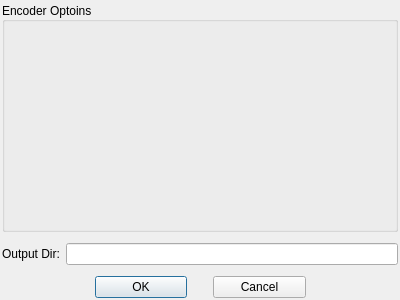
Above: qt/qmous/DlgConvertOption.ui from bsdelf/mous before the change. Below: the same form after it.
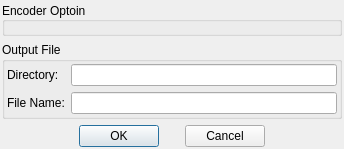
That is the form after the change.

```diff
--- a/qt/qmous/DlgConvertOption.ui
+++ b/qt/qmous/DlgConvertOption.ui
@@ -6,22 +6,19 @@
    <rect>
     <x>0</x>
     <y>0</y>
-    <width>400</width>
-    <height>300</height>
+    <width>344</width>
+    <height>149</height>
    </rect>
   </property>
   <property name="windowTitle">
    <string>Dialog</string>
   </property>
-  <layout class="QVBoxLayout" name="verticalLayout">
-   <property name="spacing">
-    <number>-1</number>
-   </property>
+  <layout class="QVBoxLayout" name="verticalLayout_3">
    <property name="margin">
     <number>2</number>
    </property>
    <item>
-    <widget class="QGroupBox" name="groupBox">
+    <widget class="QGroupBox" name="boxOptions">
      <property name="sizePolicy">
       <sizepolicy hsizetype="Expanding" vsizetype="Expanding">
        <horstretch>0</horstretch>
@@ -29,7 +26,7 @@
       </sizepolicy>
      </property>
      <property name="title">
-      <string>Encoder Optoins</string>
+      <string>Encoder Optoin</string>
      </property>
      <property name="alignment">
       <set>Qt::AlignLeading|Qt::AlignLeft|Qt::AlignVCenter</set>
@@ -37,50 +34,44 @@
     </widget>
    </item>
    <item>
-    <spacer name="verticalSpacer_2">
-     <property name="orientation">
-      <enum>Qt::Vertical</enum>
+    <widget class="QGroupBox" name="boxOutput">
+     <property name="title">
+      <string>Output File</string>
      </property>
-     <property name="sizeType">
-      <enum>QSizePolicy::Fixed</enum>
-     </property>
-     <property name="sizeHint" stdset="0">
-      <size>
-       <width>20</width>
-       <height>5</height>
-      </size>
-     </property>
-    </spacer>
-   </item>
-   <item>
     <layout class="QHBoxLayout" name="horizontalLayout_2">
+      <property name="margin">
+       <number>2</number>
+      </property>
+      <item>
+       <layout class="QVBoxLayout" name="verticalLayout">
      <item>
       <widget class="QLabel" name="label">
        <property name="text">
-        <string>Output Dir:</string>
+           <string>Directory:</string>
        </property>
       </widget>
      </item>
+        <item>
+         <widget class="QLabel" name="label_2">
+          <property name="text">
+           <string>File Name:</string>
+          </property>
+         </widget>
+        </item>
+       </layout>
+      </item>
+      <item>
+       <layout class="QVBoxLayout" name="verticalLayout_2">
      <item>
       <widget class="QLineEdit" name="editDir"/>
      </item>
-    </layout>
-   </item>
    <item>
-    <spacer name="verticalSpacer">
-     <property name="orientation">
-      <enum>Qt::Vertical</enum>
-     </property>
-     <property name="sizeType">
-      <enum>QSizePolicy::Fixed</enum>
-     </property>
-     <property name="sizeHint" stdset="0">
-      <size>
-       <width>20</width>
-       <height>5</height>
-      </size>
-     </property>
-    </spacer>
+         <widget class="QLineEdit" name="editFile"/>
+        </item>
+       </layout>
+      </item>
+     </layout>
+    </widget>
    </item>
    <item>
     <layout class="QHBoxLayout" name="horizontalLayout">
```
Lines whose indentation alone changed are shown as unchanged.
